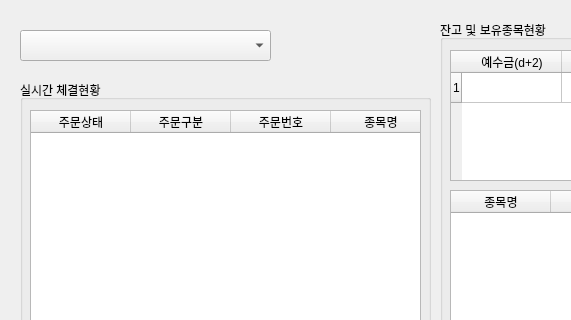
The window that pystock.ui (hyeu/StockTrading) describes before a commit, drawn with Qt 5; both pictures show x 0 to 571 and y 0 to 320 of the 1352 by 798 pixel window.
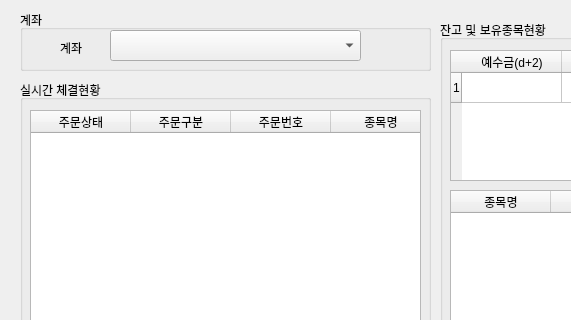
The same window after the commit.

What changed in the file:
```diff
--- a/pystock.ui
+++ b/pystock.ui
@@ -184,16 +184,6 @@
      </column>
     </widget>
    </widget>
-   <widget class="QComboBox" name="comboBox">
-    <property name="geometry">
-     <rect>
-      <x>20</x>
-      <y>30</y>
-      <width>251</width>
-      <height>31</height>
-     </rect>
-    </property>
-   </widget>
    <widget class="QGroupBox" name="groupBox">
     <property name="geometry">
      <rect>
@@ -252,6 +242,46 @@
      </column>
     </widget>
    </widget>
+   <widget class="QGroupBox" name="groupBox_4">
+    <property name="geometry">
+     <rect>
+      <x>20</x>
+      <y>10</y>
+      <width>411</width>
+      <height>61</height>
+     </rect>
+    </property>
+    <property name="title">
+     <string>계좌</string>
+    </property>
+    <widget class="QComboBox" name="comboBox">
+     <property name="geometry">
+      <rect>
+       <x>90</x>
+       <y>20</y>
+       <width>251</width>
+       <height>31</height>
+      </rect>
+     </property>
+    </widget>
+    <widget class="QLabel" name="label">
+     <property name="geometry">
+      <rect>
+       <x>40</x>
+       <y>30</y>
+       <width>31</width>
+       <height>16</height>
+      </rect>
+     </property>
+     <property name="text">
+      <string>계좌</string>
+     </property>
+    </widget>
+   </widget>
+   <zorder>groupBox_4</zorder>
+   <zorder>groupBox_2</zorder>
+   <zorder>groupBox_3</zorder>
+   <zorder>groupBox</zorder>
   </widget>
   <widget class="QMenuBar" name="menubar">
    <property name="geometry">
```
